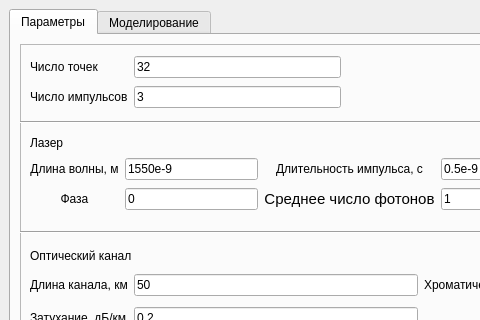
Old version of the form mainwindow.ui in the repository Yorick2014/SimQC; both pictures show x 0 to 480 and y 0 to 320 of the 892 by 455 pixel window.
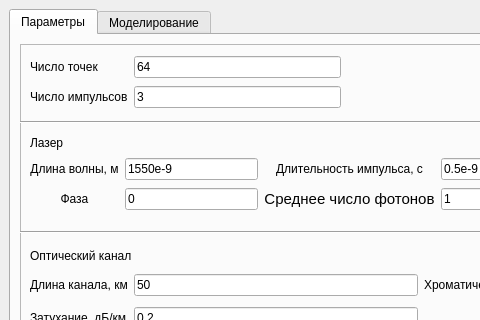
New version of the form. Custom widgets are drawn as their Qt base class.

Commit message: feat: хром. дисперсия

The edit to the form file:
```diff
--- a/mainwindow.ui
+++ b/mainwindow.ui
@@ -128,7 +128,7 @@
           <item row="0" column="1">
            <widget class="QLineEdit" name="lineEdit_N">
             <property name="text">
-             <string>32</string>
+             <string>64</string>
             </property>
            </widget>
           </item>
```
The commit also changes 1 other file.
